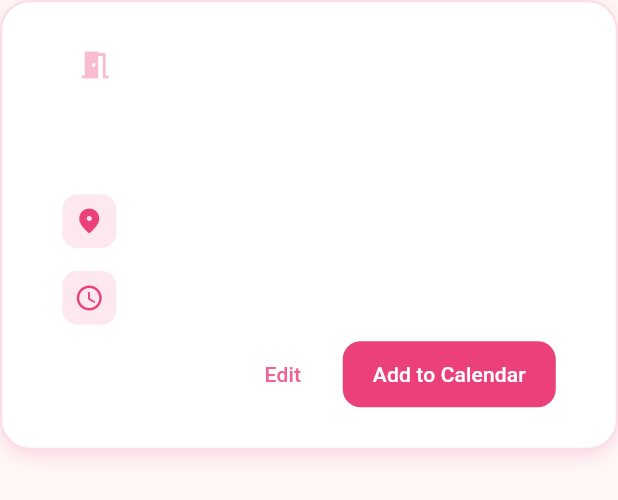
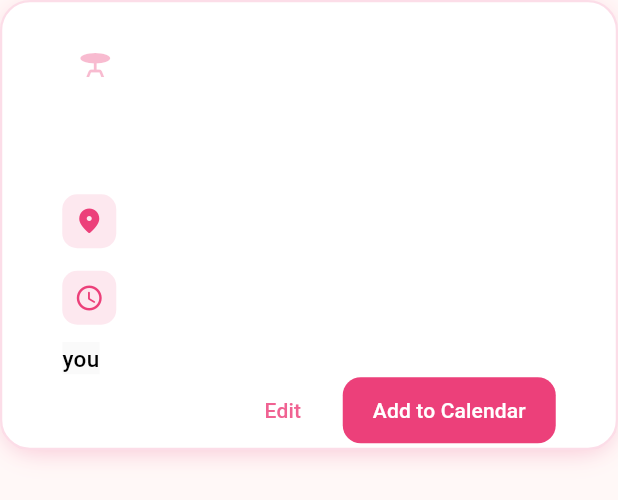
Before and after one commit to ThatLinuxGuyYouKnow/adaptive-textfield, a Flutter app: the EventPreviewCard widget shown alone on an empty page, opened directly, on a phone screen of 412 x 824 dp. Shown: the top 500 px of the screen. Run offline on Flutter 3.47's test engine with Material 3 defaults, Android fonts, the phone set to English and light mode, and no system bars; our stand-ins replace google_fonts; Roboto replaces fonts that are missing (Ubuntu).

Commit message:
feature: display attendees

```diff
--- a/lib/UI/mainScreen.dart
+++ b/lib/UI/mainScreen.dart
@@ -67,3 +67,4 @@ class _MainscreenState extends State<Mainscreen> {
     );
   }
 }
+// schedule a date for mira and i at unilag lagoon front at
--- a/lib/UI/widgets/previewCard.dart
+++ b/lib/UI/widgets/previewCard.dart
@@ -10,6 +10,7 @@ class EventPreviewCard extends StatelessWidget {
   final String event_time;
   final String event_location;
   final IconData? suggestedIcon;
+  final String? attendees;
 
   EventPreviewCard(
       {super.key,
@@ -17,7 +18,8 @@ class EventPreviewCard extends StatelessWidget {
       this.event_Description = "",
       this.event_location = "",
       this.event_time = "",
-      this.suggestedIcon = Icons.meeting_room});
+      this.suggestedIcon = Icons.meeting_room,
+      this.attendees});
 
   @override
   Widget build(BuildContext context) {
@@ -61,7 +63,7 @@ class EventPreviewCard extends StatelessWidget {
                   ),
                 ),
                 Icon(
-                  suggestedIcon,
+                  Icons.table_bar,
                   color: Colors.pink.withOpacity(0.3),
                 )
               ],
@@ -132,6 +134,16 @@ class EventPreviewCard extends StatelessWidget {
                 ),
               ],
             ),
+            const SizedBox(height: 12),
+            Text(
+              attendees ?? 'you',
+              style: GoogleFonts.ubuntu(
+                backgroundColor: Colors.grey[50],
+                fontSize: 15,
+                color: Colors.black,
+                fontWeight: FontWeight.w500,
+              ),
+            ),
             const Spacer(),
             Row(
               mainAxisAlignment: MainAxisAlignment.end,
@@ -181,3 +193,4 @@ class TaskPreviewCard extends StatelessWidget {
     );
   }
 }
+// schedule a date for me with Mira, we'll go to Yabatech sports center, maybe
--- a/lib/UI/widgets/textfields.dart
+++ b/lib/UI/widgets/textfields.dart
@@ -14,8 +14,7 @@ class MainTextField extends StatelessWidget {
       height: 60,
       width: 700,
       decoration: BoxDecoration(
-        color: const Color.fromARGB(
-            255, 216, 202, 202), // Apple-like light gray background
+        color: const Color.fromARGB(255, 255, 254, 254),
         borderRadius: BorderRadius.circular(16),
         boxShadow: [
           // Outer shadow (when not focused)
--- a/lib/logic/checkInputType.dart
+++ b/lib/logic/checkInputType.dart
@@ -31,7 +31,7 @@ Return the data in this JSON format:
 
 Notes:
 - The "attendees" field can be omitted for event_type "Task"
-- For description, you should generate a rational, concise one sentence summary of the event
+- For description, you should generate a rational, concise one sentence summary of the event(ie Date with Jenny)
 - For icon, you should return a rational material IconData ie Icons.add
 - All fields except event_type may be omitted for event_type "Normal"
 - If you can determine event type but not all required data, return the event type with any available data
@@ -55,7 +55,7 @@ BAD EXAMPLE:
 {"event_type": "Event","data": {"time": null, "description": "schedule a date", "eventLocation": null, "attendees": ["you"]}}
 The message yu analyse starts thus:
 ''';
-String apikey = "";
+String apikey = ;
 checkInputType(String input) async {
   final requestBody = {
     "contents": [
```
